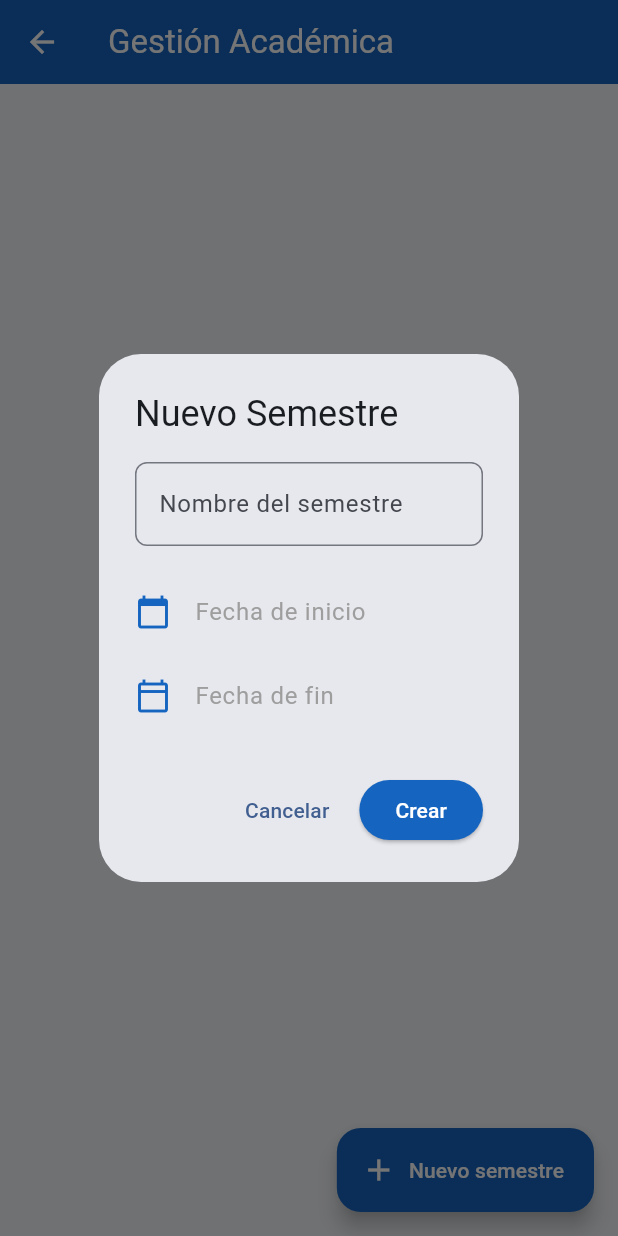
After one commit to a23330051910093-ops/gestor-academico, a Flutter app: the SemestresScreen screen opened directly, after a tap on "Nuevo semestre", on a phone screen of 412 x 824 dp. The commit adds this screen. Run offline on Flutter 3.47's test engine with Material 3 defaults, Android fonts, the phone set to English and light mode, and no system bars; our stand-ins replace cloud_firestore, firebase_auth, firebase_core; accounts and stored records are empty.

Commit message:
Dia 6-7: semestres, grupos, fix bugs dialogos

```diff
--- /dev/null
+++ b/lib/models/grupo_model.dart
@@ -0,0 +1,34 @@
+class Grupo {
+  final String id;
+  final String nombre;
+  final String grado;
+  final String semestreId;
+  final String docenteId;
+
+  Grupo({
+    required this.id,
+    required this.nombre,
+    required this.grado,
+    required this.semestreId,
+    required this.docenteId,
+  });
+
+  factory Grupo.fromFirestore(Map<String, dynamic> data, String id) {
+    return Grupo(
+      id: id,
+      nombre: data['nombre'] ?? '',
+      grado: data['grado'] ?? '',
+      semestreId: data['semestreId'] ?? '',
+      docenteId: data['docenteId'] ?? '',
+    );
+  }
+
+  Map<String, dynamic> toFirestore() {
+    return {
+      'nombre': nombre,
+      'grado': grado,
+      'semestreId': semestreId,
+      'docenteId': docenteId,
+    };
+  }
+}
--- /dev/null
+++ b/lib/models/semestre_model.dart
@@ -0,0 +1,40 @@
+class Semestre {
+  final String id;
+  final String nombre;
+  final DateTime fechaInicio;
+  final DateTime fechaFin;
+  final String docenteId;
+  final bool activo;
+
+  Semestre({
+    required this.id,
+    required this.nombre,
+    required this.fechaInicio,
+    required this.fechaFin,
+    required this.docenteId,
+    this.activo = true,
+  });
+
+  // Convierte un documento de Firestore en un objeto Semestre
+  factory Semestre.fromFirestore(Map<String, dynamic> data, String id) {
+    return Semestre(
+      id: id,
+      nombre: data['nombre'] ?? '',
+      fechaInicio: DateTime.parse(data['fechaInicio']),
+      fechaFin: DateTime.parse(data['fechaFin']),
+      docenteId: data['docenteId'] ?? '',
+      activo: data['activo'] ?? true,
+    );
+  }
+
+  // Convierte un objeto Semestre en un Map para guardar en Firestore
+  Map<String, dynamic> toFirestore() {
+    return {
+      'nombre': nombre,
+      'fechaInicio': fechaInicio.toIso8601String(),
+      'fechaFin': fechaFin.toIso8601String(),
+      'docenteId': docenteId,
+      'activo': activo,
+    };
+  }
+}
--- a/lib/screens/docente/docente_home.dart
+++ b/lib/screens/docente/docente_home.dart
@@ -1,6 +1,7 @@
 import 'package:flutter/material.dart';
 import 'package:provider/provider.dart';
 import '../../services/auth_service.dart';
+import 'gestion/semestres_screen.dart';
 
 class DocenteHome extends StatelessWidget {
   const DocenteHome({super.key});
@@ -101,8 +102,7 @@ class DocenteHome extends StatelessWidget {
                           onTap: () => Navigator.push(
                             context,
                             MaterialPageRoute(
-                              builder: (_) => const PlaceholderScreen(
-                                title: 'Gestión Académica',
+                              builder: (_) => const SemestresScreen(
                               ),
                             ),
                           ),
--- /dev/null
+++ b/lib/screens/docente/gestion/semestres_screen.dart
@@ -0,0 +1,324 @@
+import 'package:flutter/material.dart';
+import 'package:provider/provider.dart';
+import '../../../services/auth_service.dart';
+import '../../../services/gestion_service.dart';
+import '../../../models/semestre_model.dart';
+import 'grupos_screen.dart';
+
+class SemestresScreen extends StatelessWidget {
+  const SemestresScreen({super.key});
+
+  @override
+  Widget build(BuildContext context) {
+    final authService = Provider.of<AuthService>(context, listen: false);
+    final gestionService = GestionService();
+
+    return Scaffold(
+      backgroundColor: const Color(0xFFF5F7FA),
+      appBar: AppBar(
+        title: const Text('Gestión Académica'),
+        backgroundColor: const Color(0xFF1565C0),
+        foregroundColor: Colors.white,
+      ),
+      body: StreamBuilder<List<Semestre>>(
+        stream: gestionService.getSemestres(authService.currentUser!.uid),
+        builder: (context, snapshot) {
+          if (snapshot.connectionState == ConnectionState.waiting) {
+            return const Center(child: CircularProgressIndicator());
+          }
+
+          if (snapshot.hasError) {
+            return const Center(
+              child: Text('Error al cargar semestres'),
+            );
+          }
+
+          final semestres = snapshot.data ?? [];
+
+          if (semestres.isEmpty) {
+            return Center(
+              child: Column(
+                mainAxisAlignment: MainAxisAlignment.center,
+                children: const [
+                  Icon(Icons.school_outlined, size: 64, color: Colors.grey),
+                  SizedBox(height: 16),
+                  Text(
+                    'No hay semestres registrados',
+                    style: TextStyle(fontSize: 16, color: Colors.grey),
+                  ),
+                  SizedBox(height: 8),
+                  Text(
+                    'Toca el botón + para crear el primero',
+                    style: TextStyle(fontSize: 13, color: Colors.grey),
+                  ),
+                ],
+              ),
+            );
+          }
+
+          return ListView.builder(
+            padding: const EdgeInsets.all(16),
+            itemCount: semestres.length,
+            itemBuilder: (context, index) {
+              final semestre = semestres[index];
+              return _SemestreCard(
+                semestre: semestre,
+                gestionService: gestionService,
+              );
+            },
+          );
+        },
+      ),
+      floatingActionButton: FloatingActionButton.extended(
+        onPressed: () => _mostrarDialogoCrear(
+          context,
+          authService.currentUser!.uid,
+          gestionService,
+        ),
+        backgroundColor: const Color(0xFF1565C0),
+        foregroundColor: Colors.white,
+        icon: const Icon(Icons.add),
+        label: const Text('Nuevo semestre'),
+      ),
+    );
+  }
+
+  void _mostrarDialogoCrear(
+      BuildContext context, String docenteId, GestionService gestionService) {
+    final nombreController = TextEditingController();
+    DateTime? fechaInicio;
+    DateTime? fechaFin;
+    bool isLoading = false;
+
+    showDialog(
+      context: context,
+      barrierDismissible: false,
+      builder: (context) => StatefulBuilder(
+        builder: (context, setState) => AlertDialog(
+          title: const Text('Nuevo Semestre'),
+          content: SingleChildScrollView(
+            child: Column(
+              mainAxisSize: MainAxisSize.min,
+              children: [
+                TextField(
+                  controller: nombreController,
+                  enabled: !isLoading,
+                  decoration: InputDecoration(
+                    labelText: 'Nombre del semestre',
+                    hintText: 'Ej: Ago-Dic 2025',
+                    border: OutlineInputBorder(
+                      borderRadius: BorderRadius.circular(8),
+                    ),
+                  ),
+                ),
+                const SizedBox(height: 16),
+                ListTile(
+                  contentPadding: EdgeInsets.zero,
+                  leading: const Icon(Icons.calendar_today,
+                      color: Color(0xFF1565C0)),
+                  title: Text(
+                    fechaInicio == null
+                        ? 'Fecha de inicio'
+                        : '${fechaInicio!.day}/${fechaInicio!.month}/${fechaInicio!.year}',
+                    style: TextStyle(
+                      color:
+                          fechaInicio == null ? Colors.grey : Colors.black,
+                    ),
+                  ),
+                  onTap: isLoading
+                      ? null
+                      : () async {
+                          final fecha = await showDatePicker(
+                            context: context,
+                            initialDate: DateTime.now(),
+                            firstDate: DateTime(2020),
+                            lastDate: DateTime(2030),
+                          );
+                          if (fecha != null) {
+                            setState(() => fechaInicio = fecha);
+                          }
+                        },
+                ),
+                ListTile(
+                  contentPadding: EdgeInsets.zero,
+                  leading: const Icon(Icons.calendar_today_outlined,
+                      color: Color(0xFF1565C0)),
+                  title: Text(
+                    fechaFin == null
+                        ? 'Fecha de fin'
+                        : '${fechaFin!.day}/${fechaFin!.month}/${fechaFin!.year}',
+                    style: TextStyle(
+                      color: fechaFin == null ? Colors.grey : Colors.black,
+                    ),
+                  ),
+                  onTap: isLoading
+                      ? null
+                      : () async {
+                          final fecha = await showDatePicker(
+                            context: context,
+                            initialDate: DateTime.now()
+                                .add(const Duration(days: 90)),
+                            firstDate: DateTime(2020),
+                            lastDate: DateTime(2030),
+                          );
+                          if (fecha != null) {
+                            setState(() => fechaFin = fecha);
+                          }
+                        },
+                ),
+              ],
+            ),
+          ),
+          actions: [
+            TextButton(
+              onPressed:
+                  isLoading ? null : () => Navigator.pop(context),
+              child: const Text('Cancelar'),
+            ),
+            ElevatedButton(
+              onPressed: isLoading
+                  ? null
+                  : () async {
+                      if (nombreController.text.isEmpty ||
+                          fechaInicio == null ||
+                          fechaFin == null) {
+                        ScaffoldMessenger.of(context).showSnackBar(
+                          const SnackBar(
+                            content:
+                                Text('Completa todos los campos'),
+                            backgroundColor: Colors.red,
+                          ),
+                        );
+                        return;
+                      }
+
+                      setState(() => isLoading = true);
+
+                      await gestionService.crearSemestre(
+                        Semestre(
+                          id: '',
+                          nombre: nombreController.text.trim(),
+                          fechaInicio: fechaInicio!,
+                          fechaFin: fechaFin!,
+                          docenteId: docenteId,
+                        ),
+                      );
+
+                      if (context.mounted) Navigator.pop(context);
+                    },
+              style: ElevatedButton.styleFrom(
+                backgroundColor: const Color(0xFF1565C0),
+                foregroundColor: Colors.white,
+              ),
+              child: isLoading
+                  ? const SizedBox(
+                      height: 16,
+                      width: 16,
+                      child: CircularProgressIndicator(
+                        color: Colors.white,
+                        strokeWidth: 2,
+                      ),
+                    )
+                  : const Text('Crear'),
+            ),
+          ],
+        ),
+      ),
+    );
+  }
+}
+
+class _SemestreCard extends StatelessWidget {
+  final Semestre semestre;
+  final GestionService gestionService;
+
+  const _SemestreCard({
+    required this.semestre,
+    required this.gestionService,
+  });
+
+  @override
+  Widget build(BuildContext context) {
+    return Card(
+      margin: const EdgeInsets.only(bottom: 12),
+      shape: RoundedRectangleBorder(borderRadius: BorderRadius.circular(12)),
+      child: ListTile(
+        contentPadding:
+            const EdgeInsets.symmetric(horizontal: 16, vertical: 8),
+        leading: Container(
+          padding: const EdgeInsets.all(10),
+          decoration: BoxDecoration(
+            color: const Color(0xFF1565C0).withValues(alpha: 0.1),
+            borderRadius: BorderRadius.circular(10),
+          ),
+          child: const Icon(Icons.calendar_month_rounded,
+              color: Color(0xFF1565C0)),
+        ),
+        title: Text(semestre.nombre,
+            style: const TextStyle(fontWeight: FontWeight.bold)),
+        subtitle: Text(
+          '${semestre.fechaInicio.day}/${semestre.fechaInicio.month}/${semestre.fechaInicio.year} '
+          '→ ${semestre.fechaFin.day}/${semestre.fechaFin.month}/${semestre.fechaFin.year}',
+          style: const TextStyle(fontSize: 12),
+        ),
+        trailing: Row(
+          mainAxisSize: MainAxisSize.min,
+          children: [
+            IconButton(
+              icon: const Icon(Icons.people_alt_rounded,
+                  color: Color(0xFF1565C0)),
+              onPressed: () => Navigator.push(
+                context,
+                MaterialPageRoute(
+                  builder: (_) => GruposScreen(semestre: semestre),
+                ),
+              ),
+            ),
+            IconButton(
+              icon: const Icon(Icons.delete_outline, color: Colors.red),
+              onPressed: () => _confirmarEliminar(context),
+            ),
+          ],
+        ),
+      ),
+    );
+  }
+
+  void _confirmarEliminar(BuildContext context) {
+    bool isLoading = false;
+    showDialog(
+      context: context,
+      barrierDismissible: false,
+      builder: (_) => StatefulBuilder(
+        builder: (context, setState) => AlertDialog(
+          title: const Text('Eliminar semestre'),
+          content: Text(
+              '¿Seguro que deseas eliminar "${semestre.nombre}"?\nEsta acción no se puede deshacer.'),
+          actions: [
+            TextButton(
+              onPressed: isLoading ? null : () => Navigator.pop(context),
+              child: const Text('Cancelar'),
+            ),
+            TextButton(
+              onPressed: isLoading
+                  ? null
+                  : () async {
+                      setState(() => isLoading = true);
+                      await gestionService.eliminarSemestre(semestre.id);
+                      if (context.mounted) Navigator.pop(context);
+                    },
+              child: isLoading
+                  ? const SizedBox(
+                      height: 16,
+                      width: 16,
+                      child: CircularProgressIndicator(strokeWidth: 2),
+                    )
+                  : const Text('Eliminar',
+                      style: TextStyle(color: Colors.red)),
+            ),
+          ],
+        ),
+      ),
+    );
+  }
+}
--- /dev/null
+++ b/lib/services/gestion_service.dart
@@ -0,0 +1,55 @@
+import 'package:cloud_firestore/cloud_firestore.dart';
+import '../models/semestre_model.dart';
+import '../models/grupo_model.dart';
+
+class GestionService {
+  final FirebaseFirestore _db = FirebaseFirestore.instance;
+
+  // ─── SEMESTRES ───────────────────────────────────────────
+
+  // Obtiene todos los semestres del docente en tiempo real
+  Stream<List<Semestre>> getSemestres(String docenteId) {
+    return _db
+        .collection('semestres')
+        .where('docenteId', isEqualTo: docenteId)
+        .orderBy('fechaInicio', descending: true)
+        .snapshots()
+        .map((snapshot) => snapshot.docs
+            .map((doc) => Semestre.fromFirestore(doc.data(), doc.id))
+            .toList());
+  }
+
+  // Crea un nuevo semestre
+  Future<void> crearSemestre(Semestre semestre) async {
+    await _db.collection('semestres').add(semestre.toFirestore());
+  }
+
+  // Elimina un semestre
+  Future<void> eliminarSemestre(String semestreId) async {
+    await _db.collection('semestres').doc(semestreId).delete();
+  }
+
+  // ─── GRUPOS ──────────────────────────────────────────────
+
+  // Obtiene todos los grupos de un semestre en tiempo real
+  Stream<List<Grupo>> getGrupos(String semestreId) {
+    return _db
+        .collection('grupos')
+        .where('semestreId', isEqualTo: semestreId)
+        .orderBy('nombre')
+        .snapshots()
+        .map((snapshot) => snapshot.docs
+            .map((doc) => Grupo.fromFirestore(doc.data(), doc.id))
+            .toList());
+  }
+
+  // Crea un nuevo grupo
+  Future<void> crearGrupo(Grupo grupo) async {
+    await _db.collection('grupos').add(grupo.toFirestore());
+  }
+
+  // Elimina un grupo
+  Future<void> eliminarGrupo(String grupoId) async {
+    await _db.collection('grupos').doc(grupoId).delete();
+  }
+}
```
Also changed, not shown: lib/screens/docente/gestion/grupos_screen.dart (added, +256 -0 lines).
